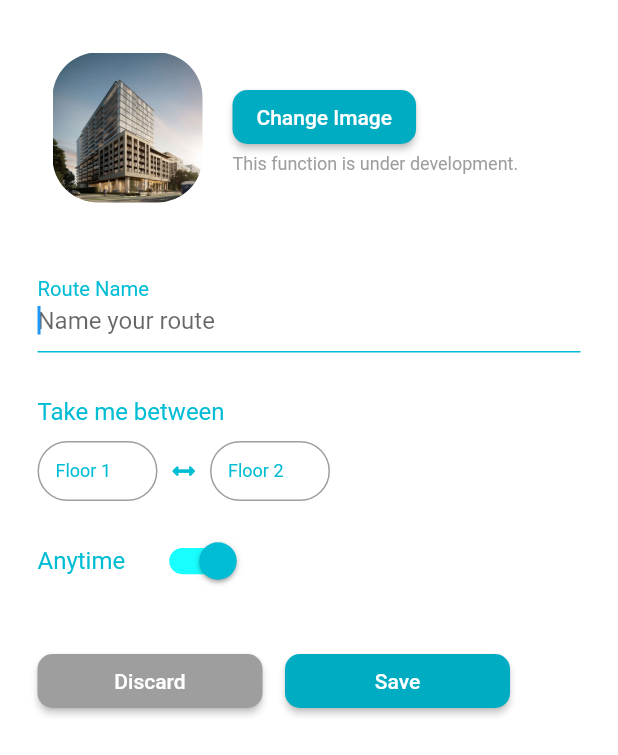
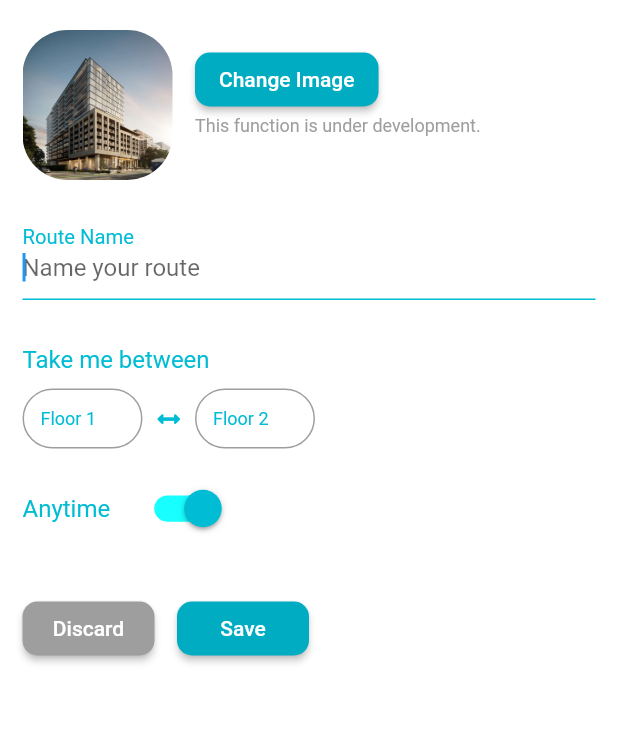
Before and after one commit to meifish/hci, a Flutter app: the RouteEditForm screen opened directly with empty values, on a phone screen of 412 x 824 dp. Shown: the top 755 px of the screen. Run offline on Flutter 3.47's test engine with Material 2 defaults, Android fonts, the phone set to English and light mode, and no system bars; our stand-ins replace google_fonts, sqflite; accounts and stored records are empty.

Commit message:
fix overflow in myRoute

```diff
--- a/lib/Pages/RouteEditForm.dart
+++ b/lib/Pages/RouteEditForm.dart
@@ -69,10 +69,11 @@ class _RouteEditFormState extends State<RouteEditForm> {
         bottom: true,
         child: Form(
             key: _formKey,
-            child: ListView(padding: EdgeInsets.all(15), children: [
+            child:
+                ListView(padding: EdgeInsets.fromLTRB(0, 0, 0, 0), children: [
               Row(children: [
                 Padding(
-                  padding: EdgeInsets.all(20),
+                  padding: EdgeInsets.fromLTRB(15, 20, 15, 0),
                   child: Container(
                     height: 100,
                     width: 100,
@@ -99,7 +100,7 @@ class _RouteEditFormState extends State<RouteEditForm> {
 
               ////////////////////////////////////////////////////////////////
               Padding(
-                padding: EdgeInsets.fromLTRB(10, 20, 10, 10),
+                padding: EdgeInsets.fromLTRB(0, 20, 0, 10),
                 child: Column(
                     mainAxisAlignment: MainAxisAlignment.center,
                     children: [
@@ -107,6 +108,8 @@ class _RouteEditFormState extends State<RouteEditForm> {
                       Container(
                         height: 60,
                         // width: 200,
+                        child: Padding(
+                          padding: const EdgeInsets.fromLTRB(15, 0, 15, 0),
                           child: TextFormField(
                             decoration: const InputDecoration(
                               labelStyle:
@@ -140,6 +143,7 @@ class _RouteEditFormState extends State<RouteEditForm> {
                             },
                           ),
                         ),
+                      ),
                       SizedBox(height: 30),
 
                       ////////////////////////////////////////////////////////////////
@@ -151,11 +155,16 @@ class _RouteEditFormState extends State<RouteEditForm> {
                         child: Column(
                             crossAxisAlignment: CrossAxisAlignment.start,
                             children: [
-                              Text("Take me between",
+                              Padding(
+                                padding: const EdgeInsets.fromLTRB(15, 0, 0, 0),
+                                child: Text("Take me between",
                                     style: TextStyle(
                                         color: Colors.cyan, fontSize: 16)),
+                              ),
                               SizedBox(height: 10),
-                              Row(
+                              Padding(
+                                padding: const EdgeInsets.fromLTRB(15, 0, 0, 0),
+                                child: Row(
                                     // mainAxisAlignment: MainAxisAlignment.center,
                                     children: [
                                       Container(
@@ -185,10 +194,11 @@ class _RouteEditFormState extends State<RouteEditForm> {
                                           inputFormatters: [
                                             LengthLimitingTextInputFormatter(2)
                                           ],
-                                        initialValue: (widget.route["floor1"] ==
-                                                null)
+                                          initialValue:
+                                              (widget.route["floor1"] == null)
                                                   ? ""
-                                            : widget.route["floor1"].toString(),
+                                                  : widget.route["floor1"]
+                                                      .toString(),
                                           validator: (floor1) {
                                             if (!floor1.isEmpty) {
                                               if ((int.parse(floor1) > 48) ||
@@ -242,10 +252,11 @@ class _RouteEditFormState extends State<RouteEditForm> {
                                           inputFormatters: [
                                             LengthLimitingTextInputFormatter(2)
                                           ],
-                                        initialValue: (widget.route["floor2"] ==
-                                                null)
+                                          initialValue:
+                                              (widget.route["floor2"] == null)
                                                   ? ""
-                                            : widget.route["floor2"].toString(),
+                                                  : widget.route["floor2"]
+                                                      .toString(),
                                           validator: (floor2) {
                                             if (!floor2.isEmpty) {
                                               if ((int.parse(floor2) > 48) ||
@@ -265,7 +276,10 @@ class _RouteEditFormState extends State<RouteEditForm> {
                                         ),
                                       ),
                                     ]),
-                              Row(children: [
+                              ),
+                              Padding(
+                                padding: const EdgeInsets.fromLTRB(15, 0, 0, 0),
+                                child: Row(children: [
                                   Text("Anytime",
                                       style: TextStyle(
                                           color: Colors.cyan, fontSize: 16)),
@@ -292,11 +306,13 @@ class _RouteEditFormState extends State<RouteEditForm> {
                                     ),
                                   ),
                                 ]),
+                              ),
                               Container(
                                   child: widget.route["isAnytime"] == 1
                                       ? Text("")
                                       : Column(children: [
                                           Row(children: [
+                                            SizedBox(width: 15),
                                             Container(
                                               height: 40,
                                               width: 80,
@@ -484,10 +500,12 @@ class _RouteEditFormState extends State<RouteEditForm> {
                                         ])),
                             ]),
                       ),
-                      Row(
+                      Padding(
+                        padding: const EdgeInsets.fromLTRB(15, 0, 0, 0),
+                        child: Row(
                           children: [
                             SizedBox(
-                            width: 150,
+                              // width: 150,
                               child: RaisedButton(
                                   child: Text("Discard"),
                                   onPressed: () {
@@ -497,11 +515,12 @@ class _RouteEditFormState extends State<RouteEditForm> {
                                   color: Colors.grey,
                                   splashColor: Colors.cyanAccent,
                                   shape: RoundedRectangleBorder(
-                                    borderRadius: BorderRadius.circular(10.0))),
+                                      borderRadius:
+                                          BorderRadius.circular(10.0))),
                             ),
                             SizedBox(width: 15),
                             SizedBox(
-                            width: 150,
+                              // width: 150,
                               child: RaisedButton(
                                 child: Text("Save"),
                                 textColor: Colors.white,
@@ -535,6 +554,7 @@ class _RouteEditFormState extends State<RouteEditForm> {
                               ),
                             ),
                           ],
+                        ),
                       )
                     ]),
               ),
```
Lines whose indentation alone changed are shown as unchanged.
